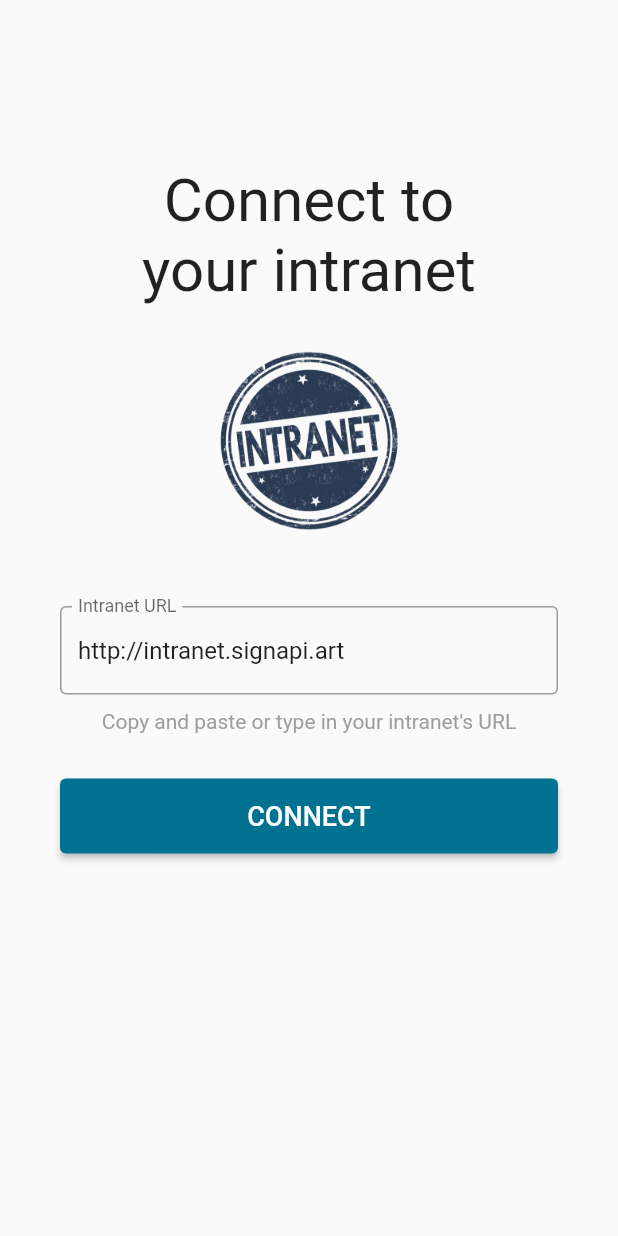
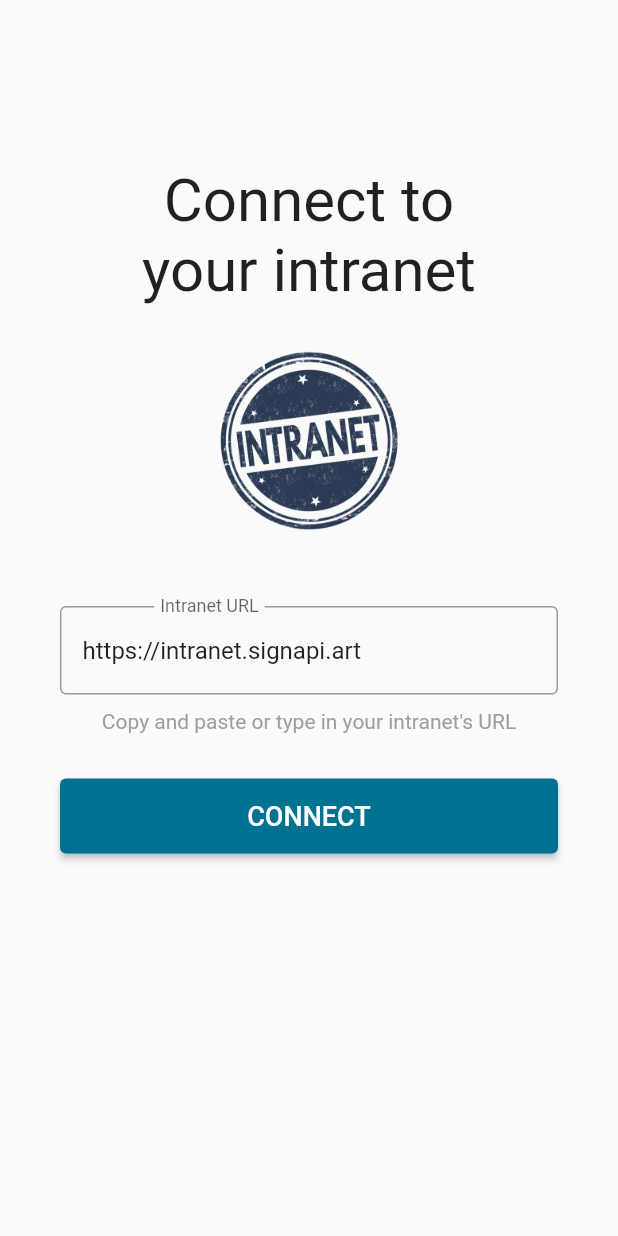
Before and after one commit to app/intranet-client, a Flutter app: the Connect screen opened directly, on a phone screen of 412 x 824 dp. Run offline on Flutter 3.47's test engine with Material 2 defaults, Android fonts, the phone set to English and light mode, and no system bars.

Commit message:
Added input field prefix

```diff
--- a/lib/connect.dart
+++ b/lib/connect.dart
@@ -42,9 +42,11 @@ class _ConnectState extends State<Connect> {
             child: TextField(
               decoration: InputDecoration(
                 border: OutlineInputBorder(),
+                prefixIcon: Padding(padding: EdgeInsets.only(left:15,top:15,bottom:15),
+                  child: Text('https://',style:TextStyle(fontSize:16))),
                 labelText: 'Intranet URL',
                 ),
-                controller: TextEditingController()..text = 'http://intranet.signapi.art',
+                controller: TextEditingController()..text = 'intranet.signapi.art',
               ),
             ),
             Text('Copy and paste or type in your intranet\'s URL',
```
